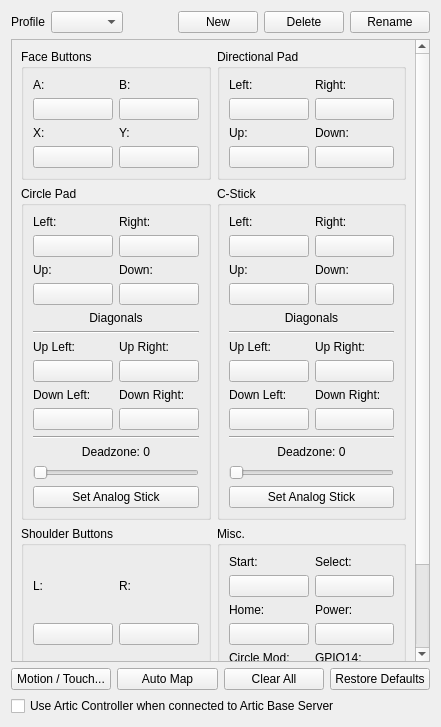
Before: the Qt Designer form src/citra_qt/configuration/configure_input.ui in amwatson/CitraVR, drawn with Qt 5.
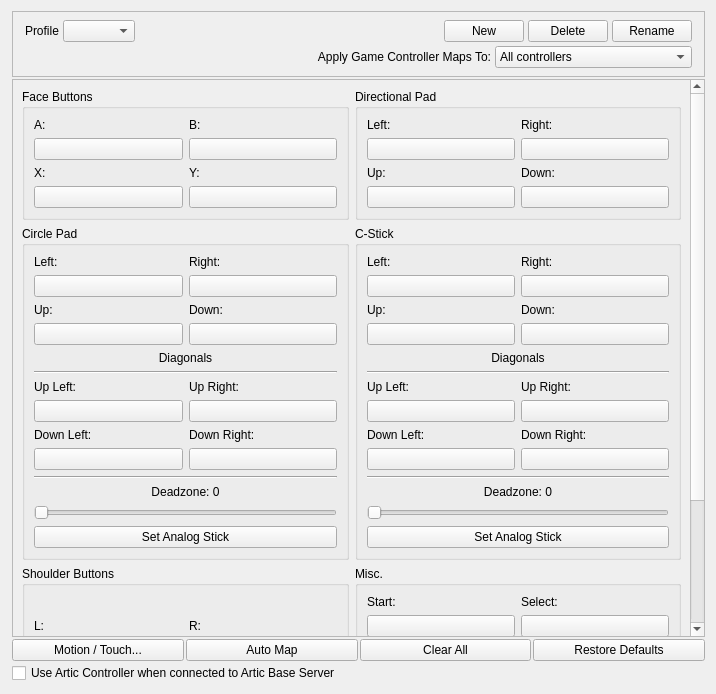
After: the same form once the commit is applied.

Commit message: Desktop: Controller improvements - readable labels, controller hotkeys, option to apply profiles to all controllers (#1717)

Patch:
```diff
--- a/src/citra_qt/configuration/configure_input.ui
+++ b/src/citra_qt/configuration/configure_input.ui
@@ -6,14 +6,44 @@
    <rect>
     <x>0</x>
     <y>0</y>
-    <width>441</width>
-    <height>727</height>
+    <width>716</width>
+    <height>694</height>
    </rect>
   </property>
   <property name="windowTitle">
    <string>ConfigureInput</string>
   </property>
   <layout class="QVBoxLayout" name="rootLayout">
+   <property name="spacing">
+    <number>2</number>
+   </property>
+   <property name="leftMargin">
+    <number>12</number>
+   </property>
+   <item>
+    <widget class="QFrame" name="frame">
+     <property name="frameShape">
+      <enum>QFrame::StyledPanel</enum>
+     </property>
+     <property name="frameShadow">
+      <enum>QFrame::Sunken</enum>
+     </property>
+     <layout class="QVBoxLayout" name="verticalLayout_40">
+      <property name="spacing">
+       <number>4</number>
+      </property>
+      <property name="leftMargin">
+       <number>12</number>
+      </property>
+      <property name="topMargin">
+       <number>8</number>
+      </property>
+      <property name="rightMargin">
+       <number>12</number>
+      </property>
+      <property name="bottomMargin">
+       <number>8</number>
+      </property>
    <item>
     <layout class="QHBoxLayout" name="horizontalLayout_3">
      <item>
@@ -63,11 +93,91 @@
     </layout>
    </item>
    <item>
+       <layout class="QHBoxLayout" name="horizontalLayout_2">
+        <property name="leftMargin">
+         <number>0</number>
+        </property>
+        <item alignment="Qt::AlignRight">
+         <widget class="QLabel" name="label_16">
+          <property name="sizePolicy">
+           <sizepolicy hsizetype="Expanding" vsizetype="Preferred">
+            <horstretch>0</horstretch>
+            <verstretch>0</verstretch>
+           </sizepolicy>
+          </property>
+          <property name="minimumSize">
+           <size>
+            <width>166</width>
+            <height>0</height>
+           </size>
+          </property>
+          <property name="maximumSize">
+           <size>
+            <width>1920192</width>
+            <height>16777215</height>
+           </size>
+          </property>
+          <property name="toolTip">
+           <string>Some mappings cannot be applied to all controllers, such as back buttons</string>
+          </property>
+          <property name="text">
+           <string>Apply Game Controller Maps To:</string>
+          </property>
+          <property name="alignment">
+           <set>Qt::AlignRight|Qt::AlignTrailing|Qt::AlignVCenter</set>
+          </property>
+         </widget>
+        </item>
+        <item>
+         <widget class="QComboBox" name="comboBoxMappingType">
+          <property name="sizePolicy">
+           <sizepolicy hsizetype="Maximum" vsizetype="Fixed">
+            <horstretch>0</horstretch>
+            <verstretch>0</verstretch>
+           </sizepolicy>
+          </property>
+          <property name="minimumSize">
+           <size>
+            <width>150</width>
+            <height>0</height>
+           </size>
+          </property>
+          <item>
+           <property name="text">
+            <string>All controllers</string>
+           </property>
+          </item>
+          <item>
+           <property name="text">
+            <string>Controllers of the mapped type</string>
+           </property>
+          </item>
+          <item>
+           <property name="text">
+            <string>Only the mapped controller</string>
+           </property>
+          </item>
+         </widget>
+        </item>
+       </layout>
+      </item>
+     </layout>
+    </widget>
+   </item>
+   <item>
     <widget class="QScrollArea" name="scrollArea">
      <property name="widgetResizable">
       <bool>true</bool>
      </property>
      <widget class="QWidget" name="scrollAreaContents">
+      <property name="geometry">
+       <rect>
+        <x>0</x>
+        <y>0</y>
+        <width>675</width>
+        <height>996</height>
+       </rect>
+      </property>
       <layout class="QVBoxLayout" name="verticalLayout_5">
        <item>
         <layout class="QGridLayout" name="gridLayout_7">
```
Lines whose indentation alone changed are shown as unchanged. The commit also changes 32 other files.
